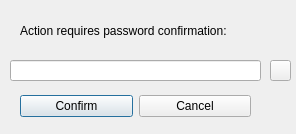
maybeIllchangeitlater/SimpleStockExchange, file View/PasswordConfirmationPopup.ui: the form before one commit.
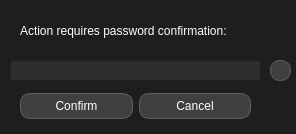
The form after the commit. Icons and pictures are not drawn.

Commit message: style sheets and round buttons

```diff
--- a/View/PasswordConfirmationPopup.ui
+++ b/View/PasswordConfirmationPopup.ui
@@ -11,7 +11,27 @@
    </rect>
   </property>
   <property name="windowTitle">
-   <string>Dialog</string>
+   <string>Confirm Password</string>
+  </property>
+  <property name="styleSheet">
+   <string notr="true">QWidget {
+    background-color: #1E1E1E;
+    color: #FFFFFF;
+}
+
+QLineEdit, QTextEdit, QPlainTextEdit {
+    background-color: #2E2E2E;
+    color: #FFFFFF;
+}
+
+QPushButton {
+    background-color: #404040;
+    color: #FFFFFF;
+    border: 1px solid #606060;
+    border-radius: 10px; 
+    padding: 5px 10px;  
+}
+</string>
   </property>
   <widget class="QLabel" name="label">
    <property name="geometry">
```
The commit also changes 13 other files.
